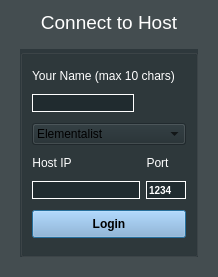
This is mydialog.ui in Tyrox92/Gw2SPECS as Qt 5 draws it before an edit. The edited form follows.
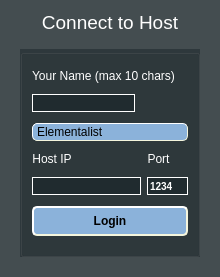
This is the edited form.

Commit message:
Profession Colors
Colors for each profession added
Updated ComboBox in myDialog

The edit to the form file:
```diff
--- a/mydialog.ui
+++ b/mydialog.ui
@@ -210,7 +210,7 @@
            </property>
            <property name="minimumSize">
             <size>
-             <width>154</width>
+             <width>156</width>
              <height>0</height>
             </size>
            </property>
@@ -220,7 +220,10 @@
            <property name="styleSheet">
             <string notr="true">QPushButton#pushButton {
     background-color: #8BB2DA;
-
+    border-style: outset;
+    border-width: 2px;
+    border-radius: 5px;
+    border-color: beige;
     font: bold 12px;
     min-width: 10em;
     padding: 6px;
@@ -249,6 +252,47 @@
          </item>
          <item row="3" column="1" colspan="3">
           <widget class="QComboBox" name="professionComboBox">
+           <property name="styleSheet">
+            <string notr="true">QComboBox {
+    background-color: #8BB2DA;
+    border-style: outset;
+    border-width: 1px;
+    border-radius: 5px;
+    border-color: beige;
+    min-width: 6em;
+}
+QComboBox:editable {
+    background: #8BB2DA;
+}
+
+QComboBox:on { /* shift the text when the popup opens */
+    padding-top: 3px;
+    padding-left: 4px;
+}
+QComboBox:on { /* shift the text when the popup opens */
+    padding-top: 3px;
+    padding-left: 4px;
+}
+QComboBox::drop-down {
+    subcontrol-origin: padding;
+    subcontrol-position: top right;
+    width: 15px;
+
+    border-left-width: 1px;
+    border-left-color:#8BB2DA;
+    border-left-style: solid; /* just a single line */
+    border-top-right-radius: 3px; /* same radius as the QComboBox */
+    border-bottom-right-radius: 3px;
+}
+QComboBox::down-arrow:on { /* shift the arrow when popup is open */
+    top: 1px;
+    left: 1px;
+}
+QComboBox QAbstractItemView {
+    border: 2px solid darkgray;
+    selection-background-color:#8BB2DA;
+}</string>
+           </property>
            <property name="editable">
             <bool>false</bool>
            </property>
```
Left out of the diff: 2 changed lines with no effect on the pictures. The commit also changes 4 other files.
